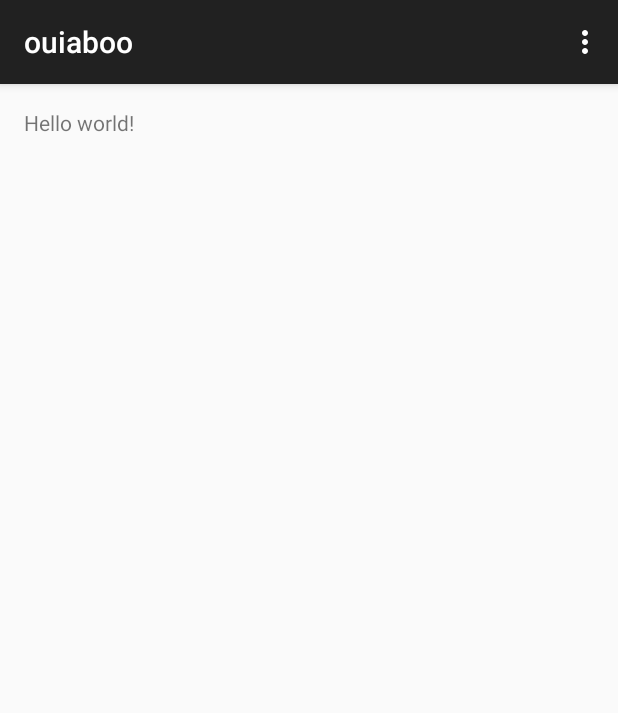
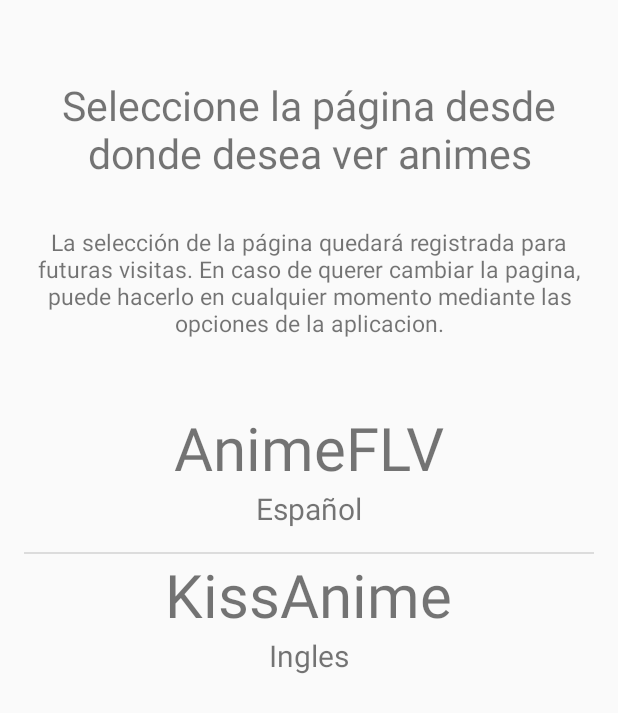
Before and after one commit to Vareta/Ouiaboo, an Android app: the screen it shows after launch (MainActivity), on a phone screen of 412 x 824 dp. Shown: the top 713 px of the screen. Run offline under Robolectric (Android 15) with nearby library versions, the phone set to English and light mode, and no system bars.

Commit message:
Vista inicio realizada, creacion de textos y listas
Se crea la vista inicial de la aplicacion. Se configura el ListView en donde se mostraran las paginas de anime y
el texto correspondiente.

```diff
--- a/app/src/main/java/com/ouiaboo/ouiaboo/MainActivity.java
+++ b/app/src/main/java/com/ouiaboo/ouiaboo/MainActivity.java
@@ -1,17 +1,40 @@
 package com.ouiaboo.ouiaboo;
 
+import android.app.ListActivity;
+import android.content.Context;
 import android.support.v7.app.ActionBarActivity;
 import android.os.Bundle;
+import android.view.LayoutInflater;
 import android.view.Menu;
 import android.view.MenuItem;
+import android.view.View;
+import android.view.ViewGroup;
+import android.widget.ArrayAdapter;
+import android.widget.ListView;
+import android.widget.TextView;
+
+import java.util.ArrayList;
 
 
-public class MainActivity extends ActionBarActivity {
+public class MainActivity extends ListActivity {
+
+    ListView paginasAnime;
+    ArrayAdapter<String> adaptador;
 
     @Override
     protected void onCreate(Bundle savedInstanceState) {
         super.onCreate(savedInstanceState);
         setContentView(R.layout.activity_main);
+        String[] paginasWebNombre = getResources().getStringArray(R.array.paginas_anime);
+        String[] paginasWebIdioma = getResources().getStringArray(R.array.idioma_paginas_anime);
+
+        ArrayList<SitiosWeb> webList = new ArrayList<SitiosWeb>();
+
+        for (int i = 0; i < paginasWebNombre.length; i++){
+            webList.add(new SitiosWeb(paginasWebNombre[i], paginasWebIdioma[i]));
+        }
+
+        setListAdapter(new SitiosWebAdapter(this, R.layout.paginas_anime_lista, webList));
     }
 
     @Override
@@ -35,4 +58,72 @@
 
         return super.onOptionsItemSelected(item);
     }
+
+    //clase de las paginas web para ver anime
+    public class SitiosWeb{
+
+        private String nombre;
+        private String idioma;
+
+        public SitiosWeb(String nombre, String idioma){
+            this.nombre = nombre;
+            this.idioma = idioma;
+        }
+
+        public void setNombre(String nombre){
+            this.nombre = nombre;
+        }
+
+        public void setIdioma(String idioma){
+            this.idioma = idioma;
+        }
+
+        public String getNombre(){
+            return nombre;
+        }
+
+        public String getIdioma(){
+            return idioma;
+        }
+    }
+
+    public class SitiosWebAdapter extends ArrayAdapter<SitiosWeb>{
+        private ArrayList<SitiosWeb> items;
+        private SitiosWebViewHolder sitiosWebViewHolder;
+
+        private class SitiosWebViewHolder {
+            TextView nombre;
+            TextView idioma;
+        }
+
+        public SitiosWebAdapter(Context context, int layout, ArrayList<SitiosWeb> items){
+            super(context, layout, items);
+            this.items = items;
+        }
+
+        @Override
+        public View getView(int pos, View convertView, ViewGroup parent) {
+            View v = convertView;
+
+            if (v == null){
+                LayoutInflater vi = (LayoutInflater)getSystemService(LAYOUT_INFLATER_SERVICE);
+                v = vi.inflate(R.layout.paginas_anime_lista , null);
+                sitiosWebViewHolder = new SitiosWebViewHolder();
+                sitiosWebViewHolder.nombre = (TextView)v.findViewById(R.id.pagina);
+                sitiosWebViewHolder.idioma = (TextView)v.findViewById(R.id.idioma);
+                v.setTag(sitiosWebViewHolder);
+            } else {
+                sitiosWebViewHolder = (SitiosWebViewHolder)v.getTag();
+            }
+
+            SitiosWeb sitiosWeb = items.get(pos);
+
+            if (sitiosWeb != null){
+                sitiosWebViewHolder.nombre.setText(sitiosWeb.getNombre());
+                sitiosWebViewHolder.idioma.setText(sitiosWeb.getIdioma());
+            }
+
+            return v;
+        }
+    }
 }
--- a/app/src/main/res/layout/activity_main.xml
+++ b/app/src/main/res/layout/activity_main.xml
@@ -5,7 +5,33 @@
     android:paddingTop="@dimen/activity_vertical_margin"
     android:paddingBottom="@dimen/activity_vertical_margin" tools:context=".MainActivity">
 
-    <TextView android:text="@string/hello_world" android:layout_width="wrap_content"
-        android:layout_height="wrap_content" />
 
+    <ListView
+        android:layout_width="wrap_content"
+        android:layout_height="wrap_content"
+        android:id="@android:id/list"
+        android:entries="@array/paginas_anime"
+        android:layout_marginTop="45dp"
+        android:layout_below="@+id/textView"
+        android:layout_alignParentRight="true"
+        android:layout_alignParentEnd="true" />
+
+    <TextView
+        android:layout_width="wrap_content"
+        android:layout_height="wrap_content"
+        android:text="@string/activity_main.titulo_1.ES"
+        android:id="@+id/titulo1"
+        android:layout_marginTop="35dp"
+        android:textSize="27dp"
+        android:gravity="center_horizontal" />
+
+    <TextView
+        android:layout_width="wrap_content"
+        android:layout_height="wrap_content"
+        android:text="@string/activity_main.subtitulo.ES"
+        android:id="@+id/textView"
+        android:layout_marginTop="30dp"
+        android:layout_below="@+id/titulo1"
+        android:gravity="center_horizontal"
+        android:textSize="15dp"/>
 </RelativeLayout>
--- /dev/null
+++ b/app/src/main/res/layout/paginas_anime_lista.xml
@@ -0,0 +1,24 @@
+<?xml version="1.0" encoding="utf-8"?>
+<RelativeLayout xmlns:android="http://schemas.android.com/apk/res/android"
+    android:layout_width="match_parent" android:layout_height="match_parent">
+
+    <TextView
+        android:layout_width="wrap_content"
+        android:layout_height="wrap_content"
+        android:text="New Text"
+        android:id="@+id/pagina"
+        android:textSize="40dp"
+        android:layout_alignParentTop="true"
+        android:layout_centerHorizontal="true" />
+
+    <TextView
+        android:layout_width="wrap_content"
+        android:layout_height="wrap_content"
+        android:text="New Text"
+        android:id="@+id/idioma"
+        android:textSize="20dp"
+        android:layout_below="@+id/pagina"
+        android:layout_centerHorizontal="true"
+        android:paddingBottom="15dp" />
+
+</RelativeLayout>
--- a/app/src/main/res/values/strings.xml
+++ b/app/src/main/res/values/strings.xml
@@ -3,4 +3,27 @@
 
     <string name="hello_world">Hello world!</string>
     <string name="action_settings">Settings</string>
+
+    <!--********************************************************************************************************************************************************************* -->
+    <!-- ****************************************************************      activity_main      *************************************************************************** -->
+    <!--********************************************************************************************************************************************************************* -->
+
+    <string name="activity_main.titulo_1.ES">Seleccione la página desde donde desea ver animes</string>
+    <string name="activity_main.subtitulo.ES">La selección de la página quedará registrada para futuras visitas. En caso de querer cambiar la pagina, puede hacerlo en cualquier
+                                                momento mediante las opciones de la aplicacion.</string>
+    <string-array name="paginas_anime">
+        <item>AnimeFLV</item>
+        <item>KissAnime</item>
+    </string-array>
+    <string-array name="idioma_paginas_anime">
+        <item>Español</item>
+        <item>Ingles</item>
+    </string-array>
+
+
+
+    <!--********************************************************************************************************************************************************************* -->
+
+
+
 </resources>
```
Also changed, not shown: 1 other file.
